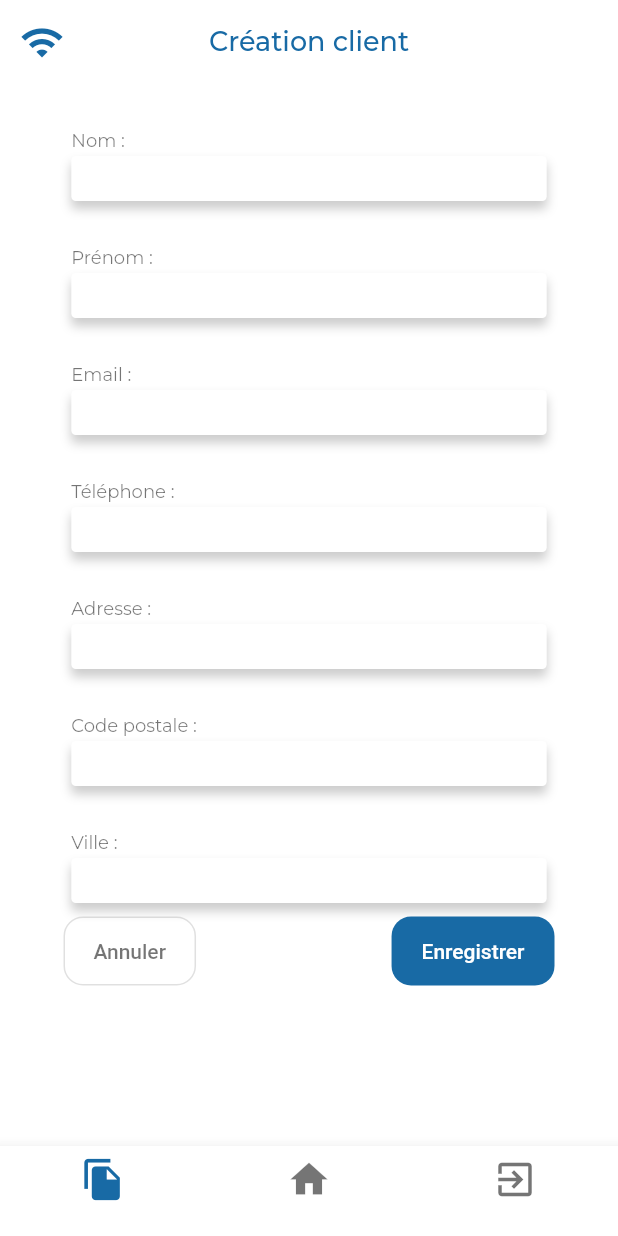
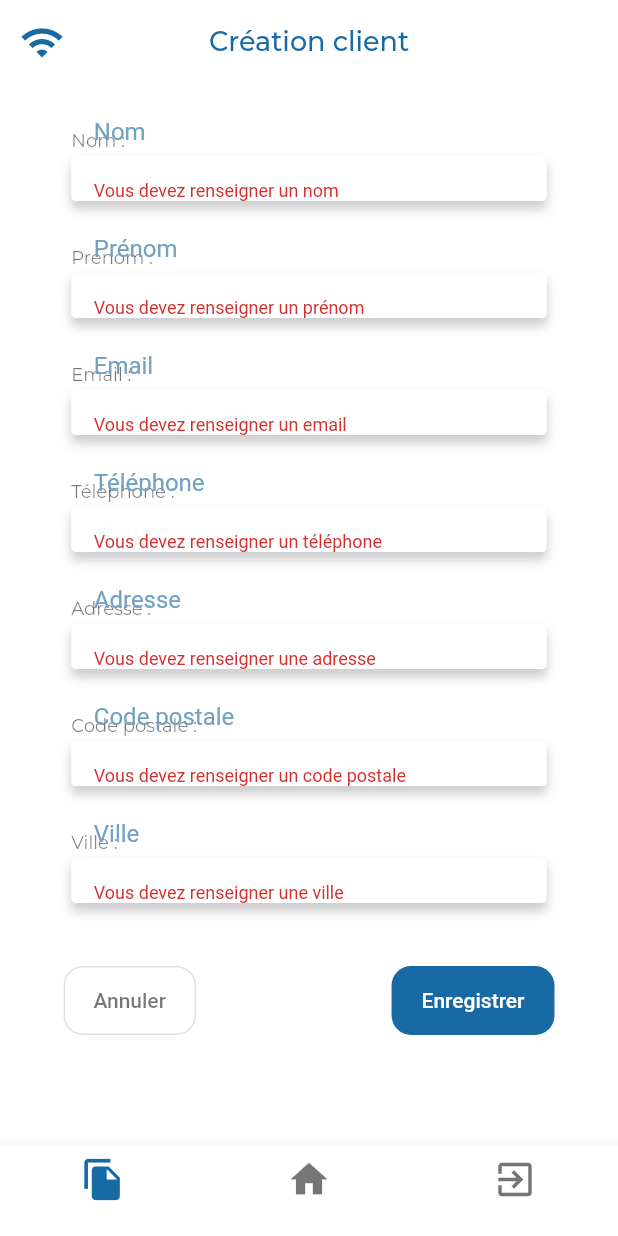
Before and after one commit to BreizhTek/madera_alpha, a Flutter app: the CommercialCustomer screen opened by its route, after a tap on "Enregistrer", on a phone screen of 412 x 824 dp. Run offline on Flutter 3.47's test engine with Material 2 defaults, Android fonts, the phone set to English and light mode, and no system bars; our stand-ins replace google_fonts, sqflite; missing offline and left inert: dart_strapi; accounts and stored records are empty.

```diff
--- a/lib/src/views/ui/commercial_customer.dart
+++ b/lib/src/views/ui/commercial_customer.dart
@@ -12,10 +12,29 @@ class CommercialCustomer extends StatefulWidget {
 
 class CommercialCustomerState extends State<CommercialCustomer> {
   String _title = "Création client";
+  final _formKey = GlobalKey<FormState>();
+  String _last_name, _first_name, _email, _phone, _adress, _postalcode, _city;
 
   @override
   void initState() {
     super.initState();
+  }
+
+  void _submit() {
+    final form = _formKey.currentState;
+    if (form.validate()) {
+      this.insert();
+    }
+  }
+
+  void insert() async {
+    print(_last_name);
+    print(_first_name);
+    print(_email);
+    print(_phone);
+    print(_adress);
+    print(_postalcode);
+    print(_city);
   }
 
   @override
@@ -26,35 +45,53 @@ class CommercialCustomerState extends State<CommercialCustomer> {
         appBar: reusableWidgets.header(_title),
         bottomNavigationBar: reusableWidgets.bottomBar(),
         body: Form(
+          key: _formKey,
           child: Center(
             child: Column(
               children: [
-                if(isLargeScreen) dividerBlock(50),
                 Container(
                   width: isLargeScreen
                       ? MediaQuery.of(context).size.width / 1
                       : MediaQuery.of(context).size.width / 0.8,
                   child: Column(
                     children: [
-                      if(isLargeScreen) dividerBlock(100),
                       Column(
                           mainAxisSize: MainAxisSize.max,
                           mainAxisAlignment: MainAxisAlignment.spaceEvenly,
                           children: [
-                            textField("Vous devez renseigner un nom",
+                            textField(
+                                "Nom",
+                                "Vous devez renseigner un nom",
                                 "Nom :"),
-                            textField("Vous devez renseigner un prénom",
+                            textField(
+                                "Prénom",
+                                "Vous devez renseigner un prénom",
                                 "Prénom :"),
-                            textField("Vous devez renseigner un email",
+                            textField(
+                                "Email",
+                                "Vous devez renseigner un email",
                                 "Email :"),
-                            textField("Vous devez renseigner un téléphone",
+                            textField(
+                                "Téléphone",
+                                "Vous devez renseigner un téléphone",
                                 "Téléphone :"),
-                            textField("Vous devez renseigner une adresse",
+                            textField(
+                                "Adresse",
+                                "Vous devez renseigner une adresse",
                                 "Adresse :"),
-                            textField("Vous devez renseigner un code postale",
+                            textField(
+                              "Code postale",
+                                "Vous devez renseigner un code postale",
                                 "Code postale :"),
-                            textField("Vous devez renseigner une ville",
+                            textField(
+                                "Ville",
+                                "Vous devez renseigner une ville",
                                 "Ville :"),
+                            Column(children: [
+                              Container(
+                                margin: EdgeInsets.only(top: 30.0, bottom: 3.0),
+                              )
+                            ]),
                             if(isLargeScreen) dividerBlock(50),
                             buttons("Annuler", "Enregistrer"),
                           ]),
@@ -67,7 +104,7 @@ class CommercialCustomerState extends State<CommercialCustomer> {
         ));
   }
 
-  Column textField(String textEmptyMessage, String libel) {
+  Column textField(String hintText, String textEmptyMessage, String libel) {
     return Column(children: [
       Container(
           margin: EdgeInsets.only(top: 30.0, bottom: 3.0),
@@ -86,10 +123,29 @@ class CommercialCustomerState extends State<CommercialCustomer> {
           enableSuggestions: true,
           autocorrect: false,
           decoration: InputDecoration(
+            // border: OutlineInputBorder(),
+            hintText: hintText,
+            hintStyle: TextStyle(color: Color(0xFF73A1C2)),
             border: InputBorder.none,
             contentPadding: EdgeInsets.all(15.0),
           ),
-          onChanged: (value) {},
+          onChanged: (value) {
+            if (hintText == "Nom") {
+              this._last_name = value;
+            } else if (hintText == "Prénom") {
+              this._first_name = value;
+            } else if (hintText == "Email") {
+              this._email = value;
+            } else if (hintText == "Téléphone") {
+              this._phone = value;
+            } else if (hintText == "Adresse") {
+              this._adress = value;
+            } else if (hintText == "Code postal") {
+              this._postalcode = value;
+            } else if (hintText == "Ville") {
+              this._city = value;
+            }
+          },
           validator: (value) {
             if (value.isEmpty) {
               return textEmptyMessage;
@@ -97,6 +153,7 @@ class CommercialCustomerState extends State<CommercialCustomer> {
             return null;
           },
         ),
+
         decoration: BoxDecoration(
           color: Colors.white,
           borderRadius: BorderRadius.only(
@@ -129,7 +186,9 @@ class CommercialCustomerState extends State<CommercialCustomer> {
                 disabledTextColor: Colors.black,
                 padding: isLargeScreen ? EdgeInsets.only(top: 20.0 , bottom: 20, right: 50, left: 50) : EdgeInsets.only(top: 15.0 , bottom: 15, right: 20, left: 20),
                 child: Text(buttonText1),
-                onPressed: () {},
+                onPressed: () {
+                  Navigator.pushNamed(context, "/commercial");
+                },
                 shape: new RoundedRectangleBorder(borderRadius: new BorderRadius.circular(13.0))
             ),
             FlatButton(
@@ -140,7 +199,7 @@ class CommercialCustomerState extends State<CommercialCustomer> {
               padding: isLargeScreen ? EdgeInsets.only(top: 20.0 , bottom: 20, right: 50, left: 50) : EdgeInsets.only(top: 15.0 , bottom: 15, right: 20, left: 20),
               child: Text(buttonText2),
               shape: new RoundedRectangleBorder(borderRadius: new BorderRadius.circular(13.0)),
-              onPressed: () {},
+              onPressed: _submit,
             ),
           ],
         ));
```
